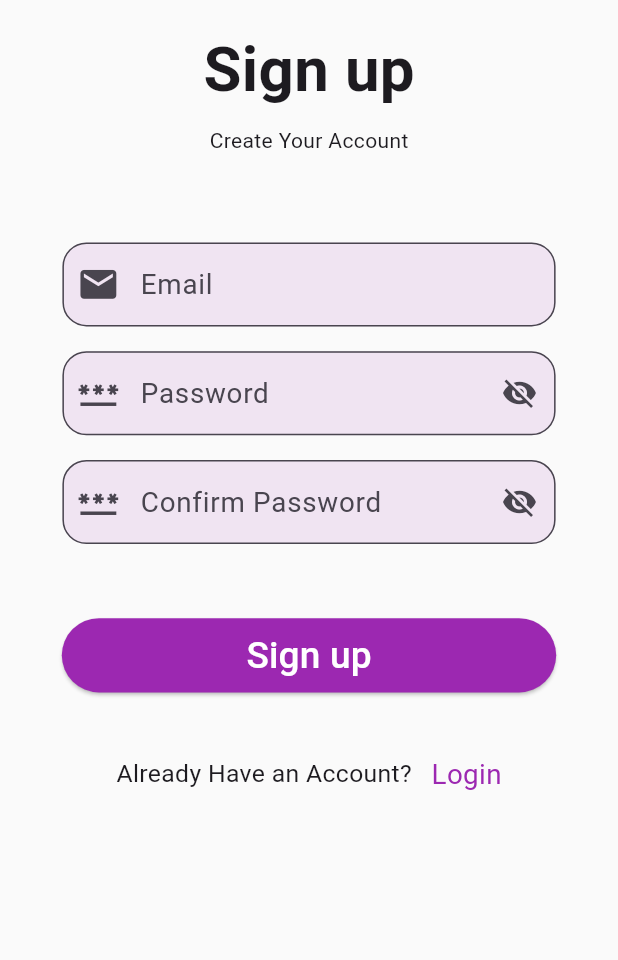
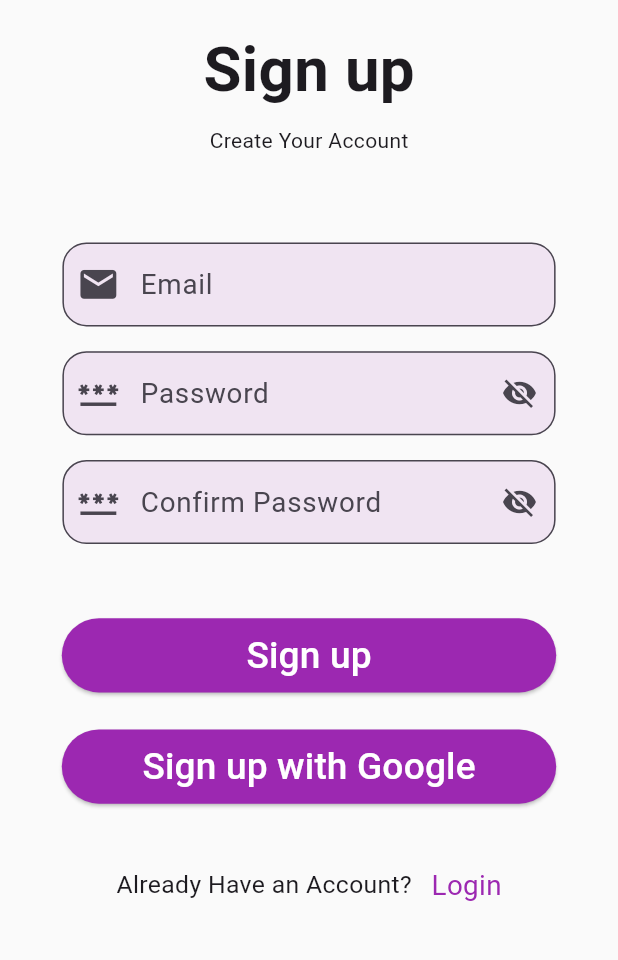
Before and after one commit to AhmedHelmy18/quiz-app, a Flutter app: the screen it shows after launch, on a phone screen of 412 x 824 dp, the part 141-1101 px from its top. Run offline on Flutter 3.47's test engine with Material 3 defaults, Android fonts, the phone set to English and light mode, and no system bars; our stand-ins replace firebase_auth, firebase_core, google_sign_in; accounts and stored records are empty; Roboto replaces fonts that are missing (pacifico).

Commit message:
add sign_up with google

```diff
--- a/lib/pages/signup.dart
+++ b/lib/pages/signup.dart
@@ -5,6 +5,7 @@ import '../theme/theme.dart';
 import 'home.dart';
 import 'login.dart';
 import 'package:firebase_auth/firebase_auth.dart';
+import 'package:google_sign_in/google_sign_in.dart';
 
 class Signup extends StatefulWidget {
   Signup({super.key});
@@ -156,6 +157,60 @@ class _SignupState extends State<Signup> {
                 ),
               ),
               SizedBox(
+                height: deviceHeight * 0.03,
+              ),
+              SizedBox(
+                width: deviceWidth * 0.8,
+                height: deviceHeight * 0.06,
+                child: ElevatedButton(
+                  style: ElevatedButton.styleFrom(
+                    backgroundColor: Color(Buttoncolor),
+                  ),
+                  onPressed: () async {
+                    try {
+                      final GoogleSignInAccount? googleUser =
+                          await GoogleSignIn().signIn();
+
+                      if (googleUser == null) {
+                        setState(() {
+                          error = 'Google Sign-In was cancelled.';
+                        });
+                        return;
+                      }
+
+                      final GoogleSignInAuthentication? googleAuth =
+                          await googleUser.authentication;
+
+                      final credential = GoogleAuthProvider.credential(
+                        accessToken: googleAuth?.accessToken,
+                        idToken: googleAuth?.idToken,
+                      );
+
+                      await FirebaseAuth.instance
+                          .signInWithCredential(credential);
+                      Navigator.push(
+                        context,
+                        MaterialPageRoute(
+                          builder: (context) => HomePage(),
+                        ),
+                      );
+                    } catch (e) {
+                      // setState(() {
+                      //   error = e.toString();
+                      // });
+                      print(e);
+                    }
+                  },
+                  child: Text(
+                    'Sign up with Google',
+                    style: TextStyle(
+                      fontSize: deviceWidth * 0.06,
+                      color: Colors.white,
+                    ),
+                  ),
+                ),
+              ),
+              SizedBox(
                 height: deviceHeight * 0.05,
               ),
               Row(
--- a/pubspec.yaml
+++ b/pubspec.yaml
@@ -37,6 +37,7 @@ dependencies:
   cupertino_icons: ^1.0.8
   firebase_core: ^3.4.1
   firebase_auth: ^5.2.1
+  google_sign_in: ^6.2.1
 
 dev_dependencies:
   flutter_test:
```
Also changed, not shown: pubspec.lock.
